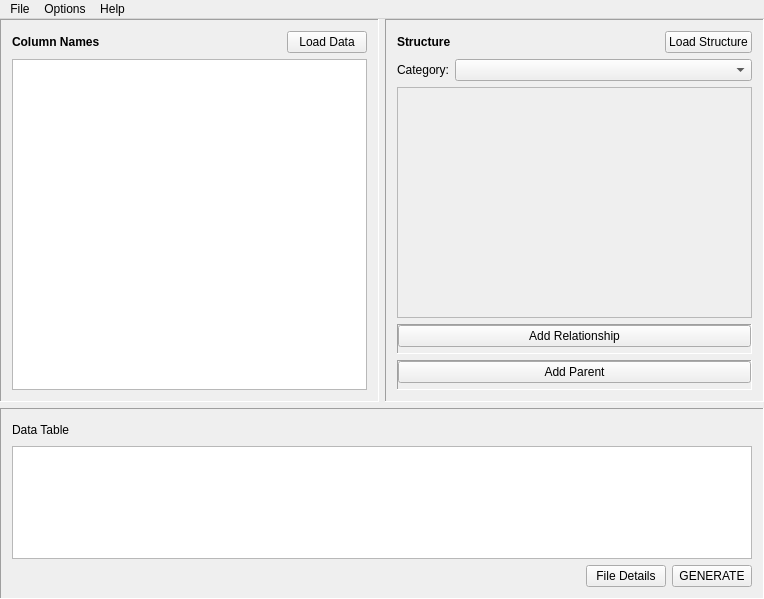
Qt form mainwindow.ui (farling42/csv2rw) before a commit.
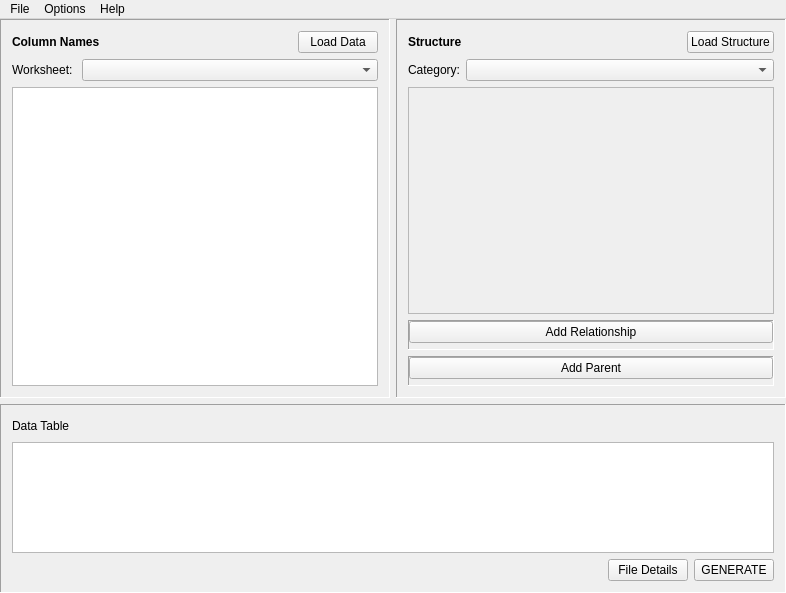
The same form after that commit. Icons and pictures are not drawn.

Commit message: Fix #52. When the data is read from an Excel spreadsheet, allow the user to choose which worksheet from the file to use (and save it as part of user preferences).

Patch:
```diff
--- a/mainwindow.ui
+++ b/mainwindow.ui
@@ -6,8 +6,8 @@
    <rect>
     <x>0</x>
     <y>0</y>
-    <width>764</width>
-    <height>599</height>
+    <width>786</width>
+    <height>593</height>
    </rect>
   </property>
   <property name="windowTitle">
@@ -141,6 +141,34 @@
                </layout>
               </widget>
              </item>
+             <item>
+              <widget class="QWidget" name="sheetBox" native="true">
+               <layout class="QHBoxLayout" name="horizontalLayout" stretch="0,1">
+                <property name="leftMargin">
+                 <number>0</number>
+                </property>
+                <property name="topMargin">
+                 <number>0</number>
+                </property>
+                <property name="rightMargin">
+                 <number>0</number>
+                </property>
+                <property name="bottomMargin">
+                 <number>0</number>
+                </property>
+                <item>
+                 <widget class="QLabel" name="label_2">
+                  <property name="text">
+                   <string>Worksheet: </string>
+                  </property>
+                 </widget>
+                </item>
+                <item>
+                 <widget class="QComboBox" name="sheetName"/>
+                </item>
+               </layout>
+              </widget>
+             </item>
              <item>
               <widget class="QListView" name="headerListView">
                <property name="showDropIndicator" stdset="0">
@@ -276,8 +304,8 @@
                  <rect>
                   <x>0</x>
                   <y>0</y>
-                  <width>361</width>
-                  <height>197</height>
+                  <width>372</width>
+                  <height>194</height>
                  </rect>
                 </property>
                </widget>
@@ -512,7 +540,7 @@
     <rect>
      <x>0</x>
      <y>0</y>
-     <width>764</width>
+     <width>786</width>
      <height>26</height>
     </rect>
    </property>
```
The commit also changes 4 other files.
